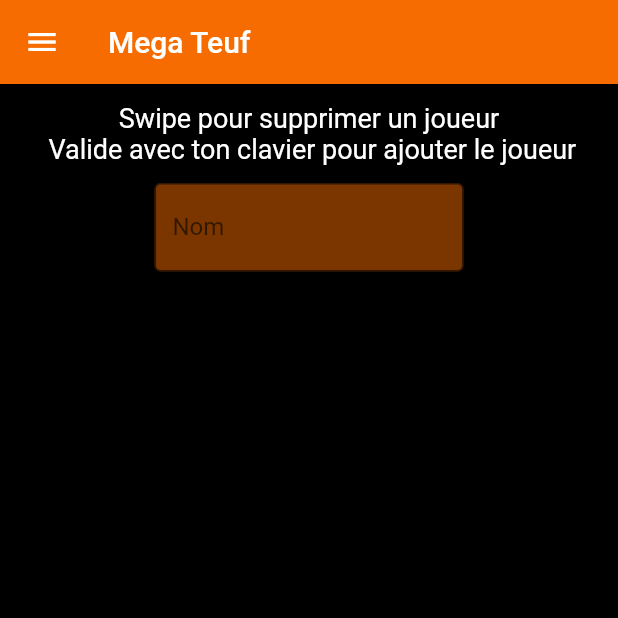
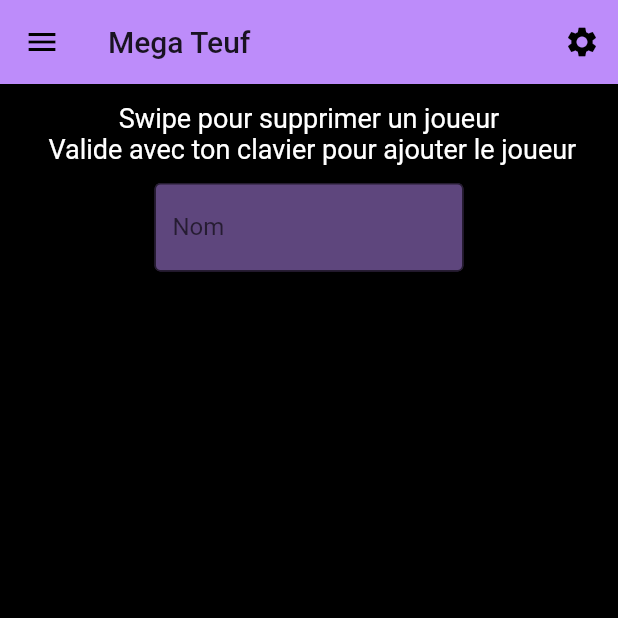
Before and after one commit to HugoBlain/Application_Soiree, a Flutter app: the screen it shows after launch, on a phone screen of 412 x 824 dp, the top half of it. Run offline on Flutter 3.47's test engine with Material 2 defaults, Android fonts, the phone set to English and light mode, and no system bars.

Commit message:
Settings / switch theme (light / dark) not yet persistent

```diff
--- a/appli_pour_soiree/lib/SelectionJoueurPage.dart
+++ b/appli_pour_soiree/lib/SelectionJoueurPage.dart
@@ -1,7 +1,7 @@
+import 'package:appli_pour_soiree/Settings.dart';
 import 'package:flutter/material.dart';
 import 'package:appli_pour_soiree/PimPamPoum.dart';
 import 'package:appli_pour_soiree/Undercover.dart';
-
 
 // vue principale pour ajouter/supprimer
 class SelectionJoueurPage extends StatefulWidget {
@@ -13,14 +13,13 @@ class SelectionJoueurPage extends StatefulWidget {
 
 // state
 class _SelectionJoueurPage extends State<SelectionJoueurPage> {
-
   // attributs
   List<String> players = new List();
   var _controller = TextEditingController();
 
   // to display a message
   // display an exemple for rules
-  Future<Null> messageBox(String title, String message, bool barrier) async{
+  Future<Null> messageBox(String title, String message, bool barrier) async {
     return showDialog(
         context: context,
         barrierDismissible: barrier,
@@ -38,19 +37,21 @@ class _SelectionJoueurPage extends State<SelectionJoueurPage> {
                       ),
                       new Container(height: 10),
                     ],
-                  )
-              ),
+                  )),
               new Row(
                 mainAxisAlignment: MainAxisAlignment.spaceBetween,
                 children: [
                   new Container(),
-                  new FlatButton(onPressed: (){Navigator.pop(context);},child: new Text("Retour", textScaleFactor: 1.1)),
+                  new FlatButton(
+                      onPressed: () {
+                        Navigator.pop(context);
+                      },
+                      child: new Text("Retour", textScaleFactor: 1.1)),
                 ],
               )
             ],
           );
-        }
-    );
+        });
   }
 
   @override
@@ -58,6 +59,16 @@ class _SelectionJoueurPage extends State<SelectionJoueurPage> {
     return Scaffold(
       appBar: AppBar(
         title: Text("Mega Teuf"),
+        actions: <Widget>[
+          IconButton(
+            icon: const Icon(Icons.settings),
+            tooltip: 'Settings',
+            onPressed: () {
+              Navigator.push(
+                  context, MaterialPageRoute(builder: (context) => Settings()));
+            },
+          ),
+        ],
       ),
       body: Container(
         color: Theme.of(context).backgroundColor,
@@ -150,43 +161,48 @@ class _SelectionJoueurPage extends State<SelectionJoueurPage> {
             padding: EdgeInsets.zero,
             children: <Widget>[
               // Header of the drawer
-              Container(
-                color: Theme.of(context).primaryColor,
-                height: 80,
-                alignment: Alignment.centerLeft,
-                child: Row(
-                  children: [
-                    Container(
-                      width: 15,
+              new SizedBox(
+                height: 120.0,
+                child: new DrawerHeader(
+                    child: Center(
+                      child: new Text('Choisis ton jeu',
+                          style: TextStyle(color: Colors.white)),
                     ),
-                    Text("Choisis ton jeu"),
-                  ],
-                ),
+                    decoration: new BoxDecoration(
+                        color: Theme.of(context).primaryColor),
+                    margin: EdgeInsets.zero,
+                    padding: EdgeInsets.zero),
               ),
 
               //First choice and so on
               ListTile(
-                title: Text('Pim Pam Poum'),
+                title: Center(child: Text('Pim Pam Poum')),
                 tileColor: Theme.of(context).accentColor,
                 onTap: () {
                   Navigator.pop(context);
-                  Navigator.push(context, MaterialPageRoute(builder: (context) => PimPamPoum()));
+                  Navigator.push(context,
+                      MaterialPageRoute(builder: (context) => PimPamPoum()));
                 },
               ),
               ListTile(
-                title: Text("Undercover"),
+                title: Center(child: Text("Undercover")),
                 tileColor: Theme.of(context).accentColor,
                 onTap: () {
-                    // close the drawer
-                    Navigator.pop(context);
-                    // launch the new page
-                    if(this.players.length > 2){
-                      Navigator.push(context, MaterialPageRoute(builder: (context) => Undercover(players)));
-                    }
-                    else {
-                      messageBox("Erreur", "Désolé, il faut au moins 3 joueurs pour ce jeu.", true);
-                    }
-                  },
+                  // close the drawer
+                  Navigator.pop(context);
+                  // launch the new page
+                  if (this.players.length > 2) {
+                    Navigator.push(
+                        context,
+                        MaterialPageRoute(
+                            builder: (context) => Undercover(players)));
+                  } else {
+                    messageBox(
+                        "Erreur",
+                        "Désolé, il faut au moins 3 joueurs pour ce jeu.",
+                        true);
+                  }
+                },
               ),
             ],
           ),
--- /dev/null
+++ b/appli_pour_soiree/lib/config.dart
@@ -0,0 +1,5 @@
+library config.globals;
+
+import 'package:appli_pour_soiree/MyTheme.dart';
+
+MyTheme currentTheme = MyTheme();
--- a/appli_pour_soiree/lib/main.dart
+++ b/appli_pour_soiree/lib/main.dart
@@ -1,3 +1,4 @@
+import 'package:appli_pour_soiree/config.dart';
 import 'package:flutter/material.dart';
 import './SelectionJoueurPage.dart';
 
@@ -5,36 +6,50 @@ void main() {
   runApp(MyApp());
 }
 
-class MyApp extends StatelessWidget {
+class MyApp extends StatefulWidget {
+  @override
+  _MyAppState createState() => _MyAppState();
+}
+
+class _MyAppState extends State<MyApp> {
+  @override
+  void initState() {
+    super.initState();
+    currentTheme.addListener(() {
+      print('change theme');
+      setState(() {});
+    });
+  }
+
   @override
   Widget build(BuildContext context) {
-    Map<int, Color> color = {
-      50: Color.fromRGBO(253, 87, 57, .1),
-      100: Color.fromRGBO(253, 87, 57, .2),
-      200: Color.fromRGBO(253, 87, 57, .3),
-      300: Color.fromRGBO(253, 87, 57, .4),
-      400: Color.fromRGBO(253, 87, 57, .5),
-      500: Color.fromRGBO(253, 87, 57, .6),
-      600: Color.fromRGBO(253, 87, 57, .7),
-      700: Color.fromRGBO(253, 87, 57, .8),
-      800: Color.fromRGBO(253, 87, 57, .9),
-      900: Color.fromRGBO(253, 87, 57, 1),
-    };
-    // dark = factory ThemeData.dark => ThemeData();
+    var themeDark = ThemeData(
+      // primarySwatch: MaterialColor(0xfffd5739, color),
+
+      primaryColor: Color.fromARGB(255, 189, 140, 250),
+      accentColor: Color.fromARGB(127, 189, 140, 250),
+      shadowColor: Colors.white,
+      backgroundColor: Colors.black,
+
+      cardColor: Color.fromARGB(255, 189, 140, 250),
+      textTheme: TextTheme(bodyText1: TextStyle(color: Colors.white)),
+      visualDensity: VisualDensity.adaptivePlatformDensity,
+    );
+
+    var themeLigth = ThemeData(
+      primaryColor: Color.fromARGB(255, 189, 140, 250),
+      accentColor: Color.fromARGB(127, 189, 140, 250),
+      backgroundColor: Colors.white,
+      cardColor: Color.fromARGB(255, 189, 140, 250),
+      textTheme: TextTheme(bodyText1: TextStyle(color: Colors.black)),
+      visualDensity: VisualDensity.adaptivePlatformDensity,
+    );
+
     return MaterialApp(
       debugShowCheckedModeBanner: false,
-      theme: ThemeData(
-        // primarySwatch: MaterialColor(0xfffd5739, color),
-
-        primaryColor: Color.fromARGB(255, 247, 108, 0),
-        accentColor: Color.fromARGB(127, 247, 108, 0),
-
-        backgroundColor: Colors.black,
-
-        cardColor: Color.fromARGB(255, 247, 108, 0),
-        textTheme: TextTheme(bodyText1: TextStyle(color: Colors.white)),
-        visualDensity: VisualDensity.adaptivePlatformDensity,
-      ),
+      theme: themeLigth,
+      darkTheme: themeDark,
+      themeMode: currentTheme.currentTheme(),
       home: SelectionJoueurPage(),
     );
   }
```
Also changed, not shown: appli_pour_soiree/lib/MyTheme.dart (added, +18 -0 lines), appli_pour_soiree/lib/PimPamPoum.dart (+13 -11 lines), appli_pour_soiree/lib/Settings.dart (added, +71 -0 lines).
